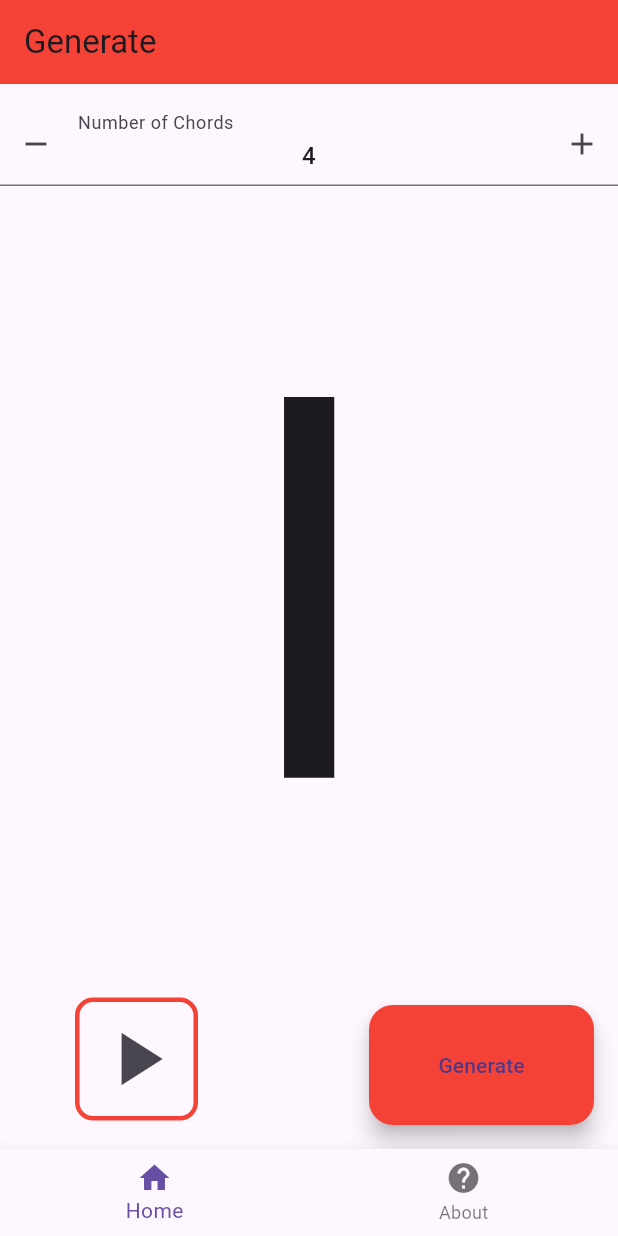
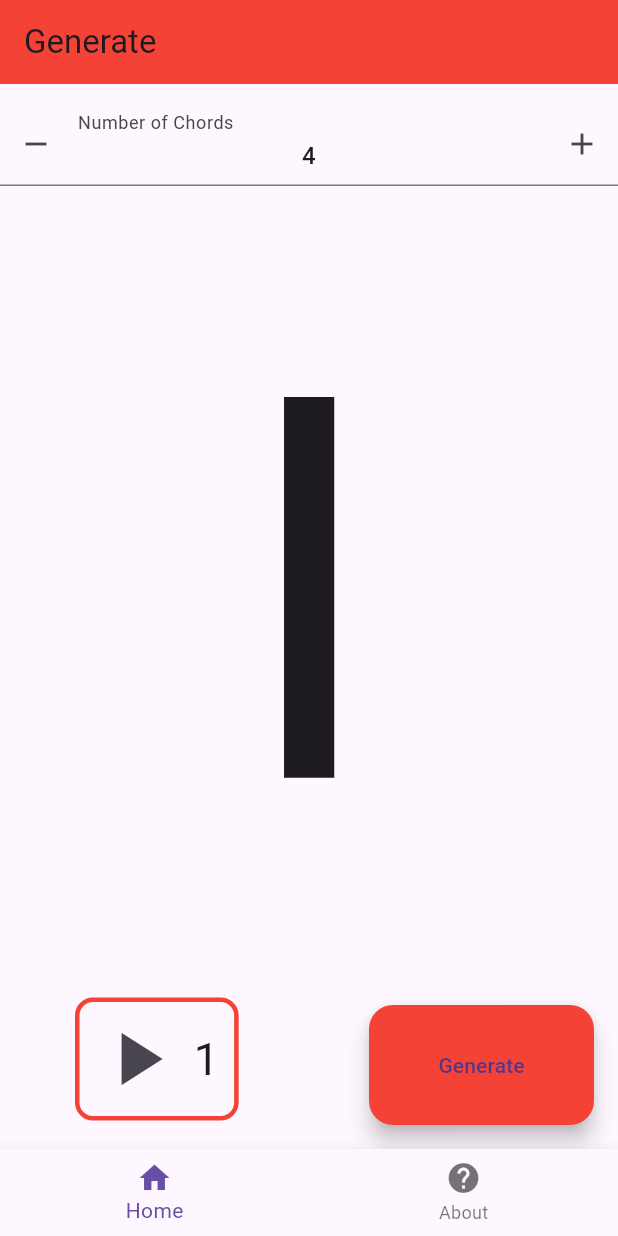
Before and after one commit to Jernemies/ChordGenTool, a Flutter app: the screen it shows after launch, after a tap on the "play arrow" icon, on a phone screen of 412 x 824 dp. Run offline on Flutter 3.47's test engine with Material 3 defaults, Android fonts, the phone set to English and light mode, and no system bars; drawn by our look-alikes of flutter_spinbox; our stand-ins replace audioplayers.

Commit message:
Viimeistelyä

```diff
--- a/lib/main.dart
+++ b/lib/main.dart
@@ -46,7 +46,7 @@ class AboutPage extends StatelessWidget {
               margin: const EdgeInsets.all(10),
               padding: const EdgeInsets.all(20),
               alignment: Alignment.center,
-              child: const Text("This tool generates random chord progressions. Chords are expressed as 7th chords, with extensions specified separately should you want thme. \n\n Uppercase=major, lowercase=minor. \n Chord voicings are not specified, so feel free to voice them however you like. \n\n Keys are not specified at the moment, so you'll have to transpose them to any key you like.\n\n For now only altered extensions will be shown with the chord. Regular extensions are meant to be used as desired anyway, so feel free to do that :) \n\n Unfortunately chord playback doesn't work properly atm, so the play button only plays the root notes.")
+              child: const Text("This tool generates random chord progressions. Chords are expressed as 7th chords, with extensions specified separately should you want thme. \n\n Uppercase=major, lowercase=minor. \n Chord voicings are not specified, so feel free to voice them however you like. \n\n Keys are not specified at the moment, so you'll have to transpose them to any key you like.\n\n For now only altered extensions will be shown with the chord. Regular extensions are meant to be used as desired anyway, so feel free to do that :) \n\n Unfortunately chord playback doesn't work properly atm, so the play button only plays the root notes. Playback is in the key of A.")
             ),
           ),
         ),
@@ -64,6 +64,7 @@ class GeneratePage extends StatefulWidget {
 
 class _GeneratePageState extends State<GeneratePage> {
   int chords = 4;
+  int generatedChords = 0;
   String chordsText = 'I';
   String extensionsText = '(9,11,13)';
   Chord initialChord = Chord(0, [3,5,7], 'I', []);
@@ -125,23 +126,38 @@ class _GeneratePageState extends State<GeneratePage> {
                     ),
                     borderRadius: BorderRadius.circular(12),
                   ),
-                  child: IconButton(
+                  child: Row(
+                    mainAxisSize: MainAxisSize.min,
+                    children: [
+                      IconButton(
                         iconSize: 60,
                         icon: const Icon(Icons.play_arrow),
                         onPressed:() {
                           setState(() {
-                        //Luo soinnun juuresta tiedostonimen ja soittaa sen
+                            //Luo soinnun juuresta tiedostonimen ja soittaa sen. "1.wav" on A-nuotti
                             note = notesToPlay(chordList[chordIndex]);
                             print(note);
+                            if(chordIndex >= generatedChords)
+                            {
+                              chordIndex = 1;
                               audioPlayer.play(AssetSource(note));
+                            }
+
                             //ChordIndex pitää lukua siitä, missä soinnussa mennään
+
+
+                            else
+                            {
                               chordIndex++;
-                        if(chordIndex == chordList.length)
-                        {
-                          chordIndex = 0;
+                              audioPlayer.play(AssetSource(note));
                             }
                           });
-                    },)),
+                        },),
+                        Container(
+                          margin: const EdgeInsets.only(right: 10),
+                          child: Text(chordIndex.toString(), style: const TextStyle(fontSize: 30),)),
+                    ],
+                  )),
               ),
             ),]
         ),),
@@ -152,6 +168,7 @@ class _GeneratePageState extends State<GeneratePage> {
             onPressed: () {
               //Luo soinnut
               chordList = generate(chords, true);
+              generatedChords = chords;
               chordIndex = 0;
               chordsText = '';
               for (int i = 0; i < chords; i++) {
```
Lines whose indentation alone changed are shown as unchanged.
